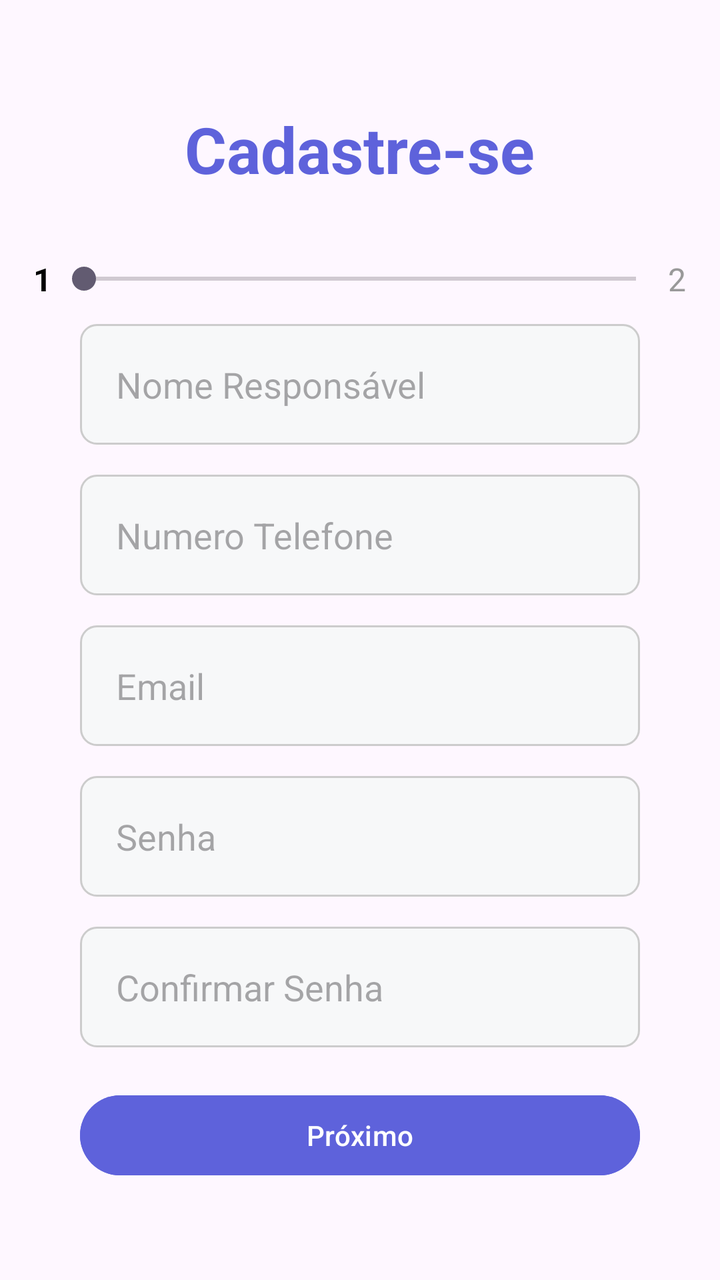
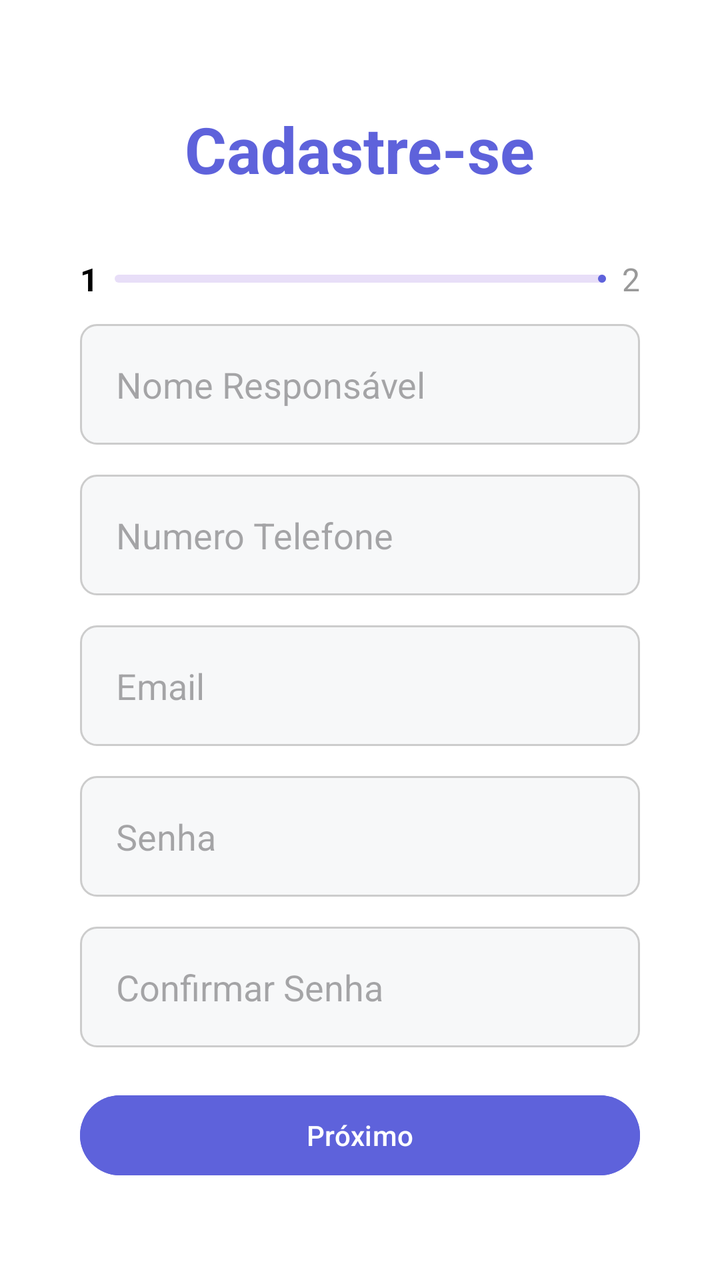

An Android layout rendered at two revisions. The XML below is the earlier revision; the diff shows what the commit changed to produce the second picture.
<!-- AndroidManifest.xml: application theme Theme.BemMeQuer -->
<!-- res/layout/tela_cadastro_um.xml -->
<?xml version="1.0" encoding="utf-8"?>
<androidx.constraintlayout.widget.ConstraintLayout xmlns:android="http://schemas.android.com/apk/res/android"
    xmlns:tools="http://schemas.android.com/tools"
    android:id="@+id/cadastroUm"
    android:layout_width="match_parent"
    android:layout_height="match_parent"
    android:orientation="vertical"
    android:gravity="center"
    tools:context=".cadastroUmActivity">

    
    <LinearLayout
        android:layout_width="match_parent"
        android:layout_height="match_parent"
        android:gravity="center"
        android:orientation="vertical">
        <TextView
            android:layout_width="wrap_content"
            android:layout_height="wrap_content"
            android:padding="5dp"
            android:text="@string/cadastre_se"
            android:textSize="32sp"
            android:textStyle="bold"
            android:textColor="@color/roxo_bem_me_quer"
            android:layout_marginBottom="16dp">
        </TextView>

        
        <LinearLayout
            android:layout_width="331dp"
            android:layout_height="45dp"
            android:orientation="horizontal"
            android:gravity="center">
            <TextView
                android:layout_width="wrap_content"
                android:layout_height="wrap_content"
                android:text="@string/numero1"
                android:textColor="@color/black"
                android:textSize="16sp"
                android:textStyle="bold" />
            <SeekBar
                android:id="@+id/seekBar2"
                android:layout_width="308dp"
                android:layout_height="33dp" />
            <TextView
                android:layout_width="wrap_content"
                android:layout_height="wrap_content"
                android:text="@string/numero2"
                android:textColor="#999999"
                android:textSize="16sp" />
        </LinearLayout>

        
        <EditText
            android:id="@+id/editNomePessoa"
            android:layout_width="280dp"
            android:layout_height="wrap_content"
            android:background="@drawable/borda_caixa_texto_cream"
            android:padding="18dp"
            android:hint="@string/nomeResponsavel"
            android:inputType="textPersonName"
            android:autofillHints="name"/>
        <EditText
            android:id="@+id/editNumeroTelefone"
            android:layout_width="280dp"
            android:layout_height="wrap_content"
            android:background="@drawable/borda_caixa_texto_cream"
            android:padding="18dp"
            android:layout_marginTop="15dp"
            android:hint="@string/numeroTelefone"
            android:inputType="phone"
            android:autofillHints="phone"/>
        <EditText
            android:id="@+id/editEmail"
            android:layout_width="280dp"
            android:layout_height="wrap_content"
            android:background="@drawable/borda_caixa_texto_cream"
            android:padding="18dp"
            android:layout_marginTop="15dp"
            android:hint="@string/email"
            android:inputType="textEmailAddress"
            android:autofillHints="emailAddress"/>
        <EditText
            android:id="@+id/editSenha"
            android:layout_width="280dp"
            android:layout_height="wrap_content"
            android:background="@drawable/borda_caixa_texto_cream"
            android:padding="18dp"
            android:layout_marginTop="15dp"
            android:hint="@string/senha"
            android:inputType="textPassword"
            android:autofillHints="password"/>
        <EditText
            android:id="@+id/confirmarSenha"
            android:layout_width="280dp"
            android:layout_height="wrap_content"
            android:background="@drawable/borda_caixa_texto_cream"
            android:padding="18dp"
            android:layout_marginTop="15dp"
            android:hint="@string/confirmarSenha"
            android:inputType="textPassword"
            android:autofillHints="password"/>

        
        <Button
            android:id="@+id/btn_proximo"
            android:layout_width="280dp"
            android:layout_height="wrap_content"
            android:layout_marginTop="20dp"
            android:backgroundTint="@color/roxo_bem_me_quer"
            android:textColor="@color/white"
            android:text="@string/proximo"/>
    </LinearLayout>
</androidx.constraintlayout.widget.ConstraintLayout>
<!-- resources referenced by this layout -->
<resources>
  <color name="black">#FF000000</color>
  <color name="roxo_bem_me_quer">#5E62DB</color> "
  <color name="white">#FFFFFFFF</color>
  <!-- drawable borda_caixa_texto_cream (drawable) -->
  <?xml version="1.0" encoding="utf-8"?>
  <shape xmlns:android="http://schemas.android.com/apk/res/android">
      <solid android:color="#F7F8F9" /> 
      <corners android:radius="8dp" />  
      <stroke android:width="1dp" android:color="#CCCCCC" /> 
  </shape>
  <string name="cadastre_se">Cadastre-se</string>
  <string name="confirmarSenha">Confirmar Senha</string>"
  <string name="email">Email</string>
  <string name="nomeResponsavel">Nome Responsável</string>
  <string name="numero1">1</string>
  <string name="numero2">2</string>
  <string name="numeroTelefone">Numero Telefone</string>
  <string name="proximo">Próximo</string>
  <string name="senha">Senha</string>
  <style name="Theme.BemMeQuer" parent="Base.Theme.BemMeQuer" />
  <style name="Base.Theme.BemMeQuer" parent="Theme.Material3.DayNight.NoActionBar">
          
          
      </style>
</resources>

<!-- the commit's change to res/layout/tela_cadastro_um.xml (unified diff, before → after) -->
@@ -1,19 +1,20 @@
 <?xml version="1.0" encoding="utf-8"?>
-<androidx.constraintlayout.widget.ConstraintLayout xmlns:android="http://schemas.android.com/apk/res/android"
+<ScrollView xmlns:android="http://schemas.android.com/apk/res/android"
+    xmlns:app="http://schemas.android.com/apk/res-auto"
     xmlns:tools="http://schemas.android.com/tools"
     android:id="@+id/cadastroUm"
     android:layout_width="match_parent"
     android:layout_height="match_parent"
-    android:orientation="vertical"
-    android:gravity="center"
-    tools:context=".cadastroUmActivity">
+    android:background="@color/white"
+    android:fillViewport="true"
+    tools:context=".ui.cadastroUmActivity">
 
-    
     <LinearLayout
         android:layout_width="match_parent"
-        android:layout_height="match_parent"
+        android:layout_height="wrap_content"
         android:gravity="center"
-        android:orientation="vertical">
+        android:orientation="vertical"
+        android:paddingVertical="24dp">
         <TextView
             android:layout_width="wrap_content"
             android:layout_height="wrap_content"
@@ -27,7 +28,7 @@
 
         
         <LinearLayout
-            android:layout_width="331dp"
+            android:layout_width="280dp"
             android:layout_height="45dp"
             android:orientation="horizontal"
             android:gravity="center">
@@ -38,10 +39,15 @@
                 android:textColor="@color/black"
                 android:textSize="16sp"
                 android:textStyle="bold" />
-            <SeekBar
-                android:id="@+id/seekBar2"
-                android:layout_width="308dp"
-                android:layout_height="33dp" />
+            <com.google.android.material.progressindicator.LinearProgressIndicator
+                android:id="@+id/progressoCadastro"
+                android:layout_width="0dp"
+                android:layout_height="wrap_content"
+                android:layout_weight="1"
+                android:layout_marginHorizontal="8dp"
+                android:max="100"
+                android:progress="50"
+                app:indicatorColor="@color/roxo_bem_me_quer" />
             <TextView
                 android:layout_width="wrap_content"
                 android:layout_height="wrap_content"
@@ -57,6 +63,7 @@
             android:layout_height="wrap_content"
             android:background="@drawable/borda_caixa_texto_cream"
             android:padding="18dp"
+            android:textColor="@color/black"
             android:hint="@string/nomeResponsavel"
             android:inputType="textPersonName"
             android:autofillHints="name"/>
@@ -67,6 +74,7 @@
             android:background="@drawable/borda_caixa_texto_cream"
             android:padding="18dp"
             android:layout_marginTop="15dp"
+            android:textColor="@color/black"
             android:hint="@string/numeroTelefone"
             android:inputType="phone"
             android:autofillHints="phone"/>
@@ -77,6 +85,7 @@
             android:background="@drawable/borda_caixa_texto_cream"
             android:padding="18dp"
             android:layout_marginTop="15dp"
+            android:textColor="@color/black"
             android:hint="@string/email"
             android:inputType="textEmailAddress"
             android:autofillHints="emailAddress"/>
@@ -87,6 +96,7 @@
             android:background="@drawable/borda_caixa_texto_cream"
             android:padding="18dp"
             android:layout_marginTop="15dp"
+            android:textColor="@color/black"
             android:hint="@string/senha"
             android:inputType="textPassword"
             android:autofillHints="password"/>
@@ -97,6 +107,7 @@
             android:background="@drawable/borda_caixa_texto_cream"
             android:padding="18dp"
             android:layout_marginTop="15dp"
+            android:textColor="@color/black"
             android:hint="@string/confirmarSenha"
             android:inputType="textPassword"
             android:autofillHints="password"/>
@@ -111,4 +122,4 @@
             android:textColor="@color/white"
             android:text="@string/proximo"/>
     </LinearLayout>
-</androidx.constraintlayout.widget.ConstraintLayout>
+</ScrollView>
<!-- resource entries referenced after the edit -->
@@ -1,7 +1,7 @@
 <!-- resources referenced by this layout -->
 <resources>
   <color name="black">#FF000000</color>
-  <color name="roxo_bem_me_quer">#5E62DB</color> "
+  <color name="roxo_bem_me_quer">#5E62DB</color>
   <color name="white">#FFFFFFFF</color>
   <!-- drawable borda_caixa_texto_cream (drawable) -->
   <?xml version="1.0" encoding="utf-8"?>
@@ -11,7 +11,7 @@
       <stroke android:width="1dp" android:color="#CCCCCC" /> 
   </shape>
   <string name="cadastre_se">Cadastre-se</string>
-  <string name="confirmarSenha">Confirmar Senha</string>"
+  <string name="confirmarSenha">Confirmar Senha</string>
   <string name="email">Email</string>
   <string name="nomeResponsavel">Nome Responsável</string>
   <string name="numero1">1</string>
@@ -20,7 +20,7 @@
   <string name="proximo">Próximo</string>
   <string name="senha">Senha</string>
   <style name="Theme.BemMeQuer" parent="Base.Theme.BemMeQuer" />
-  <style name="Base.Theme.BemMeQuer" parent="Theme.Material3.DayNight.NoActionBar">
+  <style name="Base.Theme.BemMeQuer" parent="Theme.Material3.Light.NoActionBar">
           
           
       </style>
